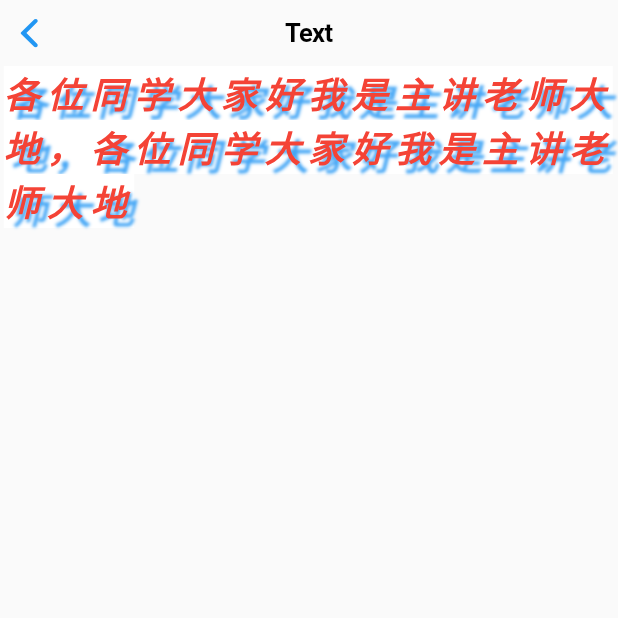
After one commit to huangMingHua/flutter_study, a Flutter app: the UIDemoList screen opened directly, after a tap on "TextDemo", on a phone screen of 412 x 824 dp, the top half of it. The commit adds this screen. Run offline on Flutter 3.47's test engine with Material 2 defaults, Android fonts, the phone set to English and light mode, and no system bars; network calls fail.

Commit message:
no message

```diff
--- /dev/null
+++ b/lib/pages/uiDemo/1TextDemo.dart
@@ -0,0 +1,55 @@
+import 'package:flutter/material.dart';
+import 'package:flutter/cupertino.dart';
+
+class TextDemo extends StatelessWidget{
+  @override
+  Widget build(BuildContext context) {
+
+    return CupertinoPageScaffold(
+      navigationBar: CupertinoNavigationBar(
+        middle: Text('Text'),
+        backgroundColor: Color(0xffffffff),
+      ),
+      child: Text(
+                '各位同学大家好我是主讲老师大地，各位同学大家好我是主讲老师大地',
+                //文本对齐方式,center,left,right justfy(两端对齐)
+                textAlign:TextAlign.left,
+                //文字超出容器之后的处理方式(clip 裁剪，fade 渐隐，ellipsis 省略号)
+                overflow:TextOverflow.fade ,
+                //最大的行数 不能为null不能为0
+                maxLines: 1e10.toInt(),
+                ///基于fontSize的放大倍数  行间距也会跟随变动
+                textScaleFactor: 1.5,
+                ///样式
+                style:TextStyle(
+                  ///字体大小 类似于iOS的单位
+                  fontSize: 16.0,
+                  ///字体颜色
+                  color:Colors.red,
+                  //字体背景色
+                  backgroundColor:Colors.white,
+                  ///字体粗细(bold 粗体，normal 正常体) w100至w900
+                  fontWeight: FontWeight.w800,
+                  ///文字样式(italic 斜体，normal 正常体
+                  fontStyle: FontStyle.italic,
+                  ///文字装饰线(none 没有线，lineThrough 删 除线，overline 上划线，underline 下划线)
+                  decoration:TextDecoration.none,
+                  ///装饰线颜色
+                  decorationColor:Colors.white,
+                  ///装饰线样式([dashed,dotted]虚线， double 两根线，solid 一根实线，wavy 波浪 线)
+                  decorationStyle: TextDecorationStyle.dashed,
+                  ///字母间隙(如果是负值，会让字母变得更紧 凑)
+                  letterSpacing: 5.0,
+                  ///字体间距
+                  wordSpacing: 1,
+                  ///几倍行距
+                  height: 1.5,
+                  ///阴影  支持显示多个阴影 阴影color颜色 offset偏移量 blurRadius模糊半径
+                  shadows:[
+                    Shadow(color: Colors.blue[400],offset: Offset(5,5),blurRadius:2)]
+                )
+
+              ),
+    );
+  }
+}
--- /dev/null
+++ b/lib/pages/uiDemo/uiDemoList.dart
@@ -0,0 +1,53 @@
+import 'package:flutter/material.dart';
+import 'package:flutter/cupertino.dart';
+import '1TextDemo.dart';
+import '2ContainerDemo.dart';
+import '3ImageDemo.dart';
+
+class CellItem{
+  String name;
+  WidgetBuilder builder;
+  CellItem(this.name,this.builder);
+}
+final dataList  = [
+  CellItem('TextDemo',(context)=>TextDemo()),
+  CellItem('ContainerDemo',(context)=>ContainerDemo()),
+  CellItem('ImageDemo',(context)=>ImageDemo()),
+
+];
+
+class UIDemoList extends StatelessWidget{
+  @override
+  Widget build(BuildContext context) {
+    return CupertinoPageScaffold(
+      navigationBar: CupertinoNavigationBar(
+        middle: Text('UIDemo'),
+        backgroundColor: Color(0xffffffff),
+      ),
+      child: Container(
+          child: ListView.builder(
+            itemCount: dataList.length,
+            itemBuilder: (BuildContext context, int index) {
+            return Container(
+              margin: EdgeInsets.all(10),
+              padding: EdgeInsets.all(10),
+              color:Colors.grey,
+              child: GestureDetector(
+                onTap: (){
+                  Navigator.of(context).push(CupertinoPageRoute<bool>(
+                        builder: dataList[index].builder
+                  ));
+                },
+                child: Text(
+                  dataList[index].name,
+                  style: Theme.of(context).textTheme.title,
+                  ),
+              ),
+            ) ;
+           },
+          ),
+      ),
+    );
+  }
+
+}
--- a/pubspec.yaml
+++ b/pubspec.yaml
@@ -17,3 +17,5 @@ dev_dependencies:
 
 flutter:
   uses-material-design: true
+  assets:
+    - assets/images/a.jpeg
```
Also changed, not shown: lib/main.dart (+2 -12 lines), lib/pages/flutterDemo/flutterList.dart (+25 -3 lines), lib/pages/home.dart (+6 -6 lines), lib/pages/uiDemo/2ContainerDemo.dart (added, +43 -0 lines), lib/pages/uiDemo/3ImageDemo.dart (added, +60 -0 lines), assets/images/2.0x/a.jpeg (added), assets/images/3.0x/a.jpeg (added), assets/images/a.jpeg (added).
